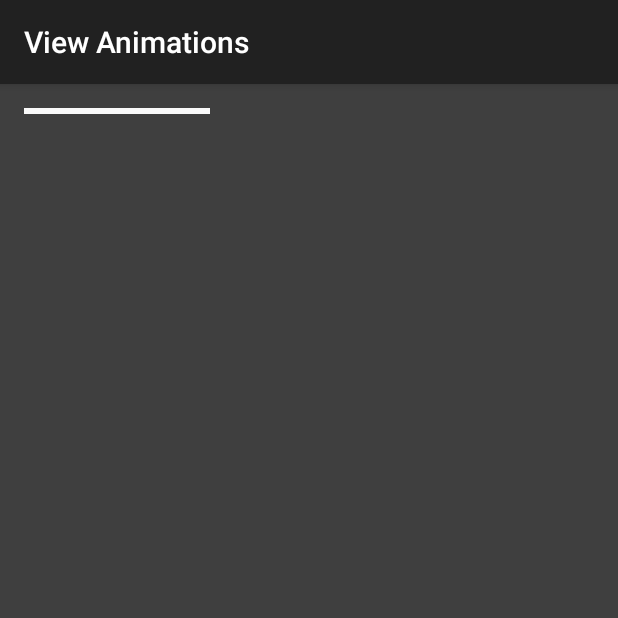
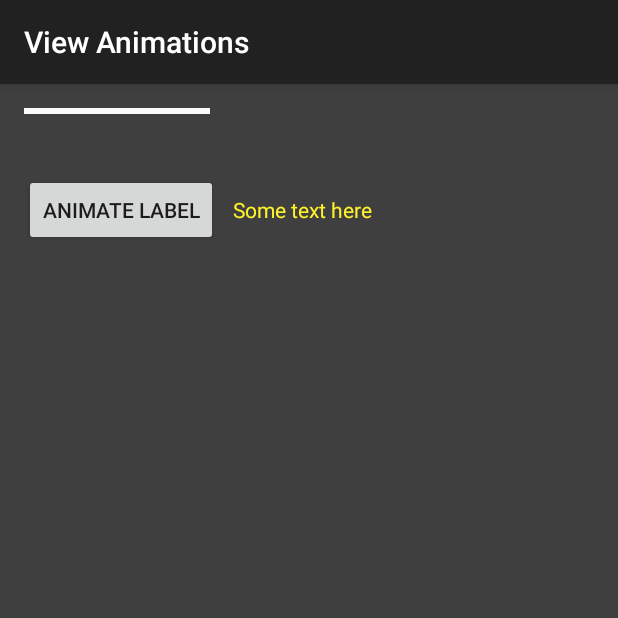
Before and after one commit to vladoatanasov/ViewAnimations, an Android app: the screen it shows after launch (MainActivity), on a phone screen of 412 x 824 dp, the top half of it. Run offline under Robolectric (Android 15) with nearby library versions, the phone set to English and light mode, and no system bars; our stand-ins replace ButterKnife.

Commit message:
Added animateTextColor method

```diff
--- a/app/src/main/res/layout/activity_main.xml
+++ b/app/src/main/res/layout/activity_main.xml
@@ -16,4 +16,26 @@
         android:background="#fafafa"
         android:id="@+id/line" />
 
+    <LinearLayout
+        android:layout_width="wrap_content"
+        android:layout_height="wrap_content"
+        android:layout_below="@id/line"
+        android:orientation="horizontal"
+        android:layout_marginTop="40dp">
+
+        <Button
+            android:layout_width="wrap_content"
+            android:layout_height="wrap_content"
+            android:text="Animate label"
+            android:id="@+id/animate_label_btn" />
+
+        <TextView
+            android:layout_width="wrap_content"
+            android:layout_height="wrap_content"
+            android:text="Some text here"
+            android:layout_marginLeft="10dp"
+            android:textColor="#fffff42b"
+            android:id="@+id/label" />
+    </LinearLayout>
+
 </RelativeLayout>
```
Also changed, not shown: app/src/main/java/atanasov/com/viewanimations/MainActivity.java (+33 -1 lines), app/src/main/java/atanasov/com/viewanimations/ViewAnimator.java (+26 -0 lines).
